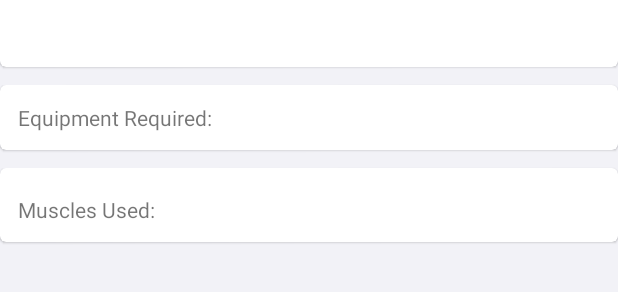
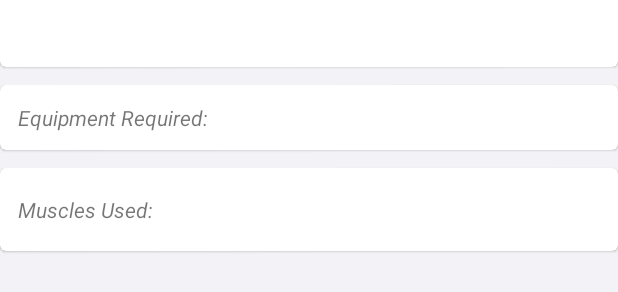
Before and after one commit to Dan-McElroy/XRciser, an Android app: the layout activity_exercise_info.xml on its own in the app's theme, with its tools: preview values and no code run, on a phone screen of 412 x 824 dp. Shown: the part 406-698 px from the top of the screen. Run offline under Robolectric (Android 15) with nearby library versions, the phone set to English and light mode, and no system bars; network calls fail.

Commit message:
Introduced ScrollView in exercise info activity to avoid overflow of equipment and muscle lists.

```diff
--- a/app/src/main/res/layout/content_exercise_info.xml
+++ b/app/src/main/res/layout/content_exercise_info.xml
@@ -39,7 +39,6 @@
             app:contentPadding="12dp">
 
             <RelativeLayout xmlns:android="http://schemas.android.com/apk/res/android"
-                android:id="@+id/RelativeLayout01"
                 android:layout_width="fill_parent"
                 android:layout_height="fill_parent"
                 android:paddingTop="5dp"
@@ -51,7 +50,8 @@
                     android:layout_height="wrap_content"
                     android:layout_alignParentLeft="true"
                     android:layout_marginTop="25dp"
-                    android:maxLines="1"/>
+                    android:maxLines="1"
+                    android:textStyle="bold"/>
 
                 <TextView
                     android:id="@+id/category_name"
@@ -73,16 +73,32 @@
 
 
             <LinearLayout
-                android:id="@+id/equipment_list"
                 android:layout_width="match_parent"
                 android:layout_height="wrap_content"
-                android:orientation="vertical">
+                android:orientation="vertical"
+                android:baselineAligned="false">
 
                 <TextView
                     android:layout_width="match_parent"
                     android:layout_height="wrap_content"
                     android:maxLines="1"
-                    android:text="@string/equipment" />
+                    android:text="@string/equipment"
+                    android:textStyle="italic" />
+
+                <ScrollView
+                    android:layout_width="match_parent"
+                    android:layout_height="wrap_content">
+
+                    <LinearLayout
+                        android:id="@+id/equipment_list"
+                        android:layout_width="match_parent"
+                        android:layout_height="wrap_content"
+                        android:orientation="vertical"
+                        android:baselineAligned="false">
+
+                    </LinearLayout>
+
+                </ScrollView>
 
             </LinearLayout>
 
@@ -95,7 +111,6 @@
             app:contentPadding="12dp">
 
             <LinearLayout
-                android:id="@+id/muscle_list"
                 android:layout_width="match_parent"
                 android:layout_height="wrap_content"
                 android:layout_marginTop="6dp"
@@ -105,7 +120,23 @@
                     android:layout_width="match_parent"
                     android:layout_height="wrap_content"
                     android:maxLines="1"
-                    android:text="@string/muscles" />
+                    android:text="@string/muscles"
+                    android:textStyle="italic"/>
+
+                <ScrollView
+                    android:layout_width="match_parent"
+                    android:layout_height="wrap_content">
+
+                    <LinearLayout
+                        android:id="@+id/muscle_list"
+                        android:layout_width="match_parent"
+                        android:layout_height="wrap_content"
+                        android:layout_marginTop="6dp"
+                        android:orientation="vertical">
+
+                    </LinearLayout>
+
+                </ScrollView>
 
             </LinearLayout>
 
```
